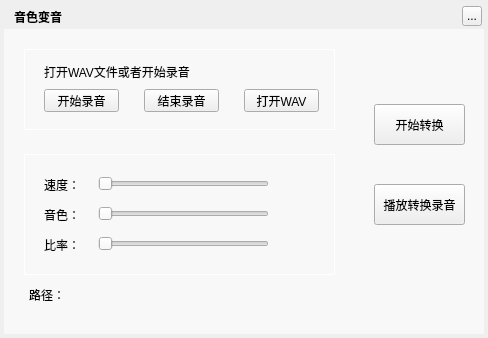
This is TTKCore/musicUiKits/musicToolsetsKits/musicsoundtouchwidget.ui in jjzhang166/Musicplayer as Qt 5 draws it before an edit. The edited form follows.
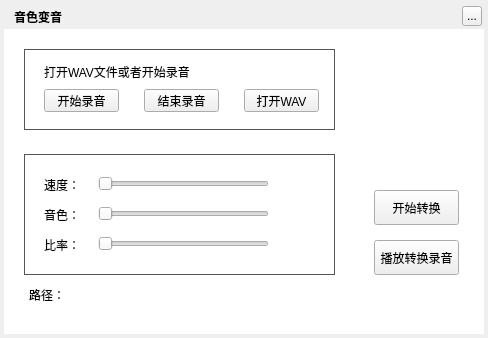
This is the edited form. Custom widgets are drawn as their Qt base class.

Patch:
```diff
--- a/TTKCore/musicUiKits/musicToolsetsKits/musicsoundtouchwidget.ui
+++ b/TTKCore/musicUiKits/musicToolsetsKits/musicsoundtouchwidget.ui
@@ -65,7 +65,7 @@
     </rect>
    </property>
    <property name="styleSheet">
-    <string notr="true">background:rgba(255,255,255,150);</string>
+    <string notr="true">background:white;</string>
    </property>
   </widget>
   <widget class="QGroupBox" name="groupBox">
@@ -78,7 +78,7 @@
     </rect>
    </property>
    <property name="styleSheet">
-    <string notr="true">QGroupBox{border:1px solid #FFF;}</string>
+    <string notr="true">QGroupBox{border:1px solid #555;}</string>
    </property>
    <property name="title">
     <string/>
@@ -155,7 +155,7 @@
     </rect>
    </property>
    <property name="styleSheet">
-    <string notr="true">QGroupBox{border:1px solid #FFF;}</string>
+    <string notr="true">QGroupBox{border:1px solid #555;}</string>
    </property>
    <property name="title">
     <string/>
@@ -292,9 +292,9 @@
    <property name="geometry">
     <rect>
      <x>374</x>
-     <y>104</y>
-     <width>91</width>
-     <height>41</height>
+     <y>190</y>
+     <width>85</width>
+     <height>35</height>
     </rect>
    </property>
    <property name="cursor">
@@ -308,9 +308,9 @@
    <property name="geometry">
     <rect>
      <x>374</x>
-     <y>184</y>
-     <width>91</width>
-     <height>41</height>
+     <y>240</y>
+     <width>85</width>
+     <height>35</height>
     </rect>
    </property>
    <property name="cursor">
```
